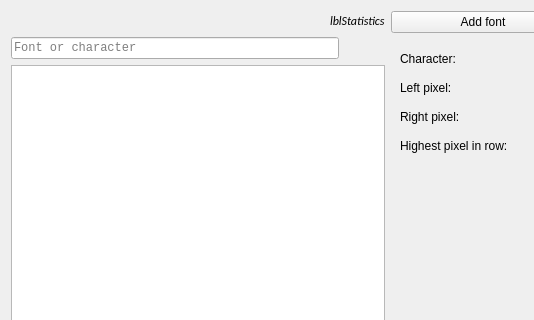
Before: the Qt Designer form OTModules/wFonts/Widgets/wdgeditor.ui in pietr26/OMSI-Tools, drawn with Qt 5; both pictures show x 0 to 534 and y 0 to 320 of the 775 by 431 pixel window.
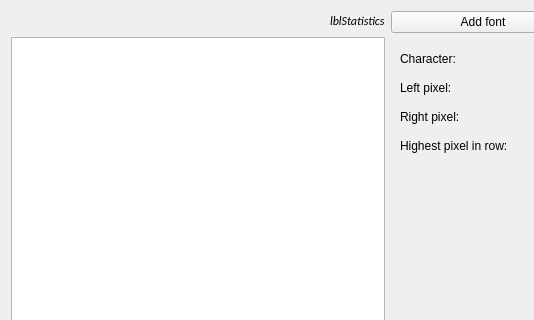
After: the same form once the commit is applied. Icons and pictures are not drawn.

Commit message: Removed search function (didn't work anyway)

```diff
--- a/OTModules/wFonts/Widgets/wdgeditor.ui
+++ b/OTModules/wFonts/Widgets/wdgeditor.ui
@@ -53,52 +53,6 @@
      <item>
       <layout class="QHBoxLayout" name="horizontalLayout_6"/>
      </item>
-     <item>
-      <widget class="QFrame" name="fraSearch">
-       <layout class="QHBoxLayout" name="horizontalLayout_8">
-        <property name="leftMargin">
-         <number>0</number>
-        </property>
-        <property name="topMargin">
-         <number>0</number>
-        </property>
-        <property name="rightMargin">
-         <number>0</number>
-        </property>
-        <property name="bottomMargin">
-         <number>0</number>
-        </property>
-        <item>
-         <widget class="QLineEdit" name="ledSearch">
-          <property name="font">
-           <font>
-            <family>Consolas</family>
-           </font>
-          </property>
-          <property name="maxLength">
-           <number>32767</number>
-          </property>
-          <property name="placeholderText">
-           <string>Font or character</string>
-          </property>
-          <property name="clearButtonEnabled">
-           <bool>true</bool>
-          </property>
-         </widget>
-        </item>
-        <item>
-         <widget class="QPushButton" name="btnCloseSearch">
-          <property name="icon">
-           <iconset theme="application-exit"/>
-          </property>
-          <property name="flat">
-           <bool>true</bool>
-          </property>
-         </widget>
-        </item>
-       </layout>
-      </widget>
-     </item>
      <item>
       <widget class="QTreeView" name="tvwChars">
        <property name="contextMenuPolicy">
```
The commit also changes 3 other files.
